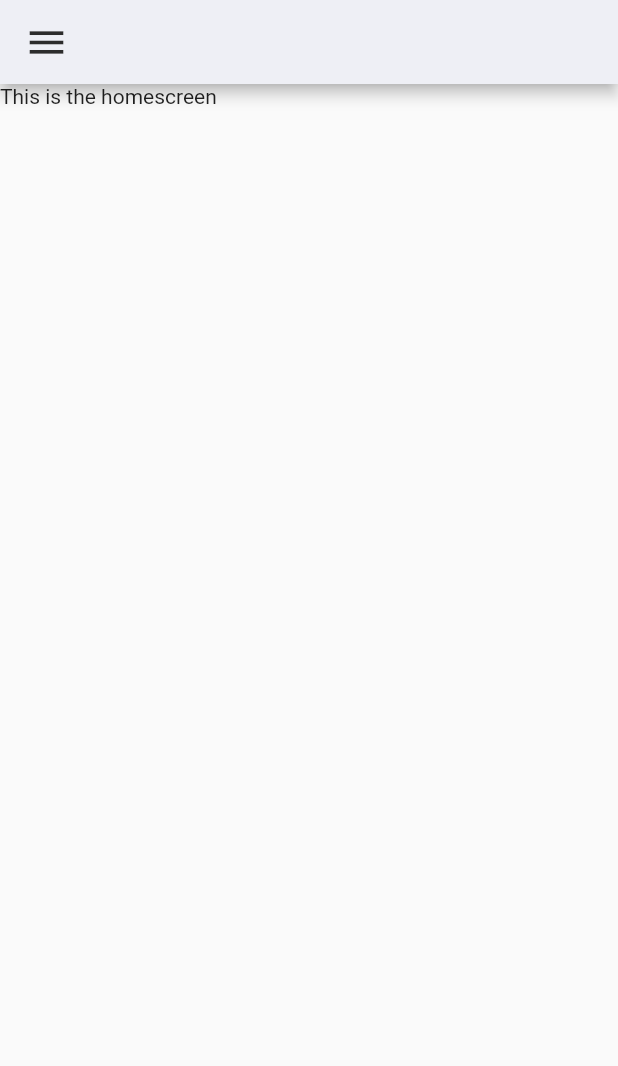
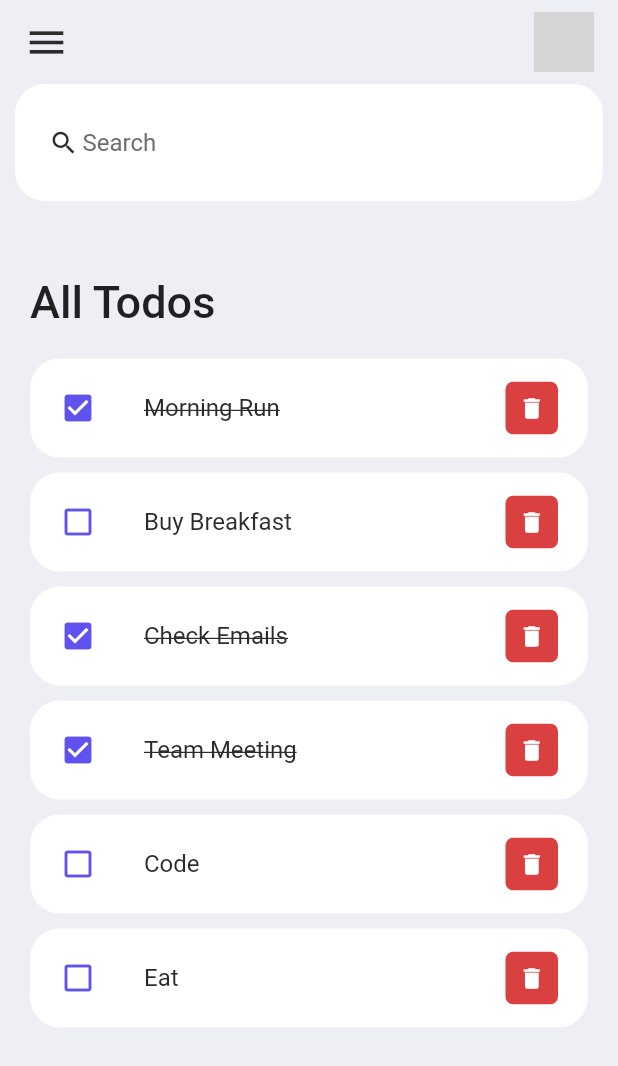
Before and after one commit to kithekadk/to-do-flutter, a Flutter app: the screen it shows after launch, on a phone screen of 412 x 824 dp. Shown: the top 1066 px of the screen. Run offline on Flutter 3.47's test engine with Material 2 defaults, Android fonts, the phone set to English and light mode, and no system bars; grey boxes are pictures that could not be loaded.

Commit message:
added models, and screens

```diff
--- a/lib/main.dart
+++ b/lib/main.dart
@@ -1,4 +1,5 @@
 import 'package:flutter/material.dart';
+import 'package:flutter/services.dart';
 import 'package:todo_flutter/screens/home.dart';
 
 void main() {
@@ -11,10 +12,12 @@ class MyApp extends StatelessWidget {
   // This widget is the root of your application.
   @override
   Widget build(BuildContext context) {
-    return const MaterialApp(
+    SystemChrome.setSystemUIOverlayStyle(
+        const SystemUiOverlayStyle(statusBarColor: Colors.transparent));//setting the phone nav color to match tha apps nav color
+    return MaterialApp(
       title: 'ToDo App',
-      home: Home()
-
+      home: Home(),
+      debugShowCheckedModeBanner: false,
     );
   }
 }
--- /dev/null
+++ b/lib/model/todo.dart
@@ -0,0 +1,22 @@
+class ToDo {
+  String? id;
+  String? description;
+  bool isDone;
+
+  ToDo({
+    required this.id,
+    required this.description,
+    this.isDone = false,
+  });
+
+  static List<ToDo> todoList() {
+    return [
+      ToDo(id: '01', description: 'Morning Run', isDone: true),
+      ToDo(id: '02', description: 'Buy Breakfast', ),
+      ToDo(id: '03', description: 'Check Emails', isDone: true),
+      ToDo(id: '04', description: 'Team Meeting', isDone: true),
+      ToDo(id: '05', description: 'Code',),
+      ToDo(id: '06', description: 'Eat',),
+    ];
+  }
+}
--- a/lib/screens/home.dart
+++ b/lib/screens/home.dart
@@ -1,32 +1,90 @@
 import 'package:flutter/material.dart';
 import 'package:todo_flutter/constants/colors.dart';
+import 'package:todo_flutter/model/todo.dart';
+import 'package:todo_flutter/widgets/todo_item.dart';
 
 class Home extends StatelessWidget {
-  const Home({super.key});
+  Home({super.key});
 
   @override
   Widget build(BuildContext context) {
     return Scaffold(
-      appBar: AppBar(
         backgroundColor: tdBGColor,
-        title: Row(children: const [
-          Icon(
+        appBar: _buildAppBar(),
+        body: Container(
+          padding: const EdgeInsets.symmetric(horizontal: 10),
+          child: Column(
+            children: [
+              searchBox(),
+              viewToDos(),
+            ],
+          ),
+        ));
+  }
+
+  AppBar _buildAppBar() {
+    return AppBar(
+      elevation: 0, //remove navbar shadow
+      backgroundColor: tdBGColor,
+      title: Row(mainAxisAlignment: MainAxisAlignment.spaceBetween, children: [
+        const Icon(
           Icons.menu,
-            color: tdBlack,size:30,
+          color: tdBlack,
+          size: 30,
         ),
+        // SETTING PROFILE PICTURE
         SizedBox(
           height: 40,
           width: 40,
-            child: ClipRect(
-              // child: Image.asset('/'),
+          child: ClipRRect(
+            borderRadius: BorderRadius.circular(20),
+            child: Image.asset('images/profile.jpg'),
           ),
         )
       ]),
-      ),
-      body: Container(
-        child: Text('This is the homescreen')
-      )
-
     );
   }
 }
+
+// This is the search box
+Widget searchBox() {
+  return Container(
+    padding: const EdgeInsets.symmetric(horizontal: 20, vertical: 15),
+    decoration: BoxDecoration(
+        color: Colors.white, borderRadius: BorderRadius.circular(20)),
+    child: const TextField(
+      decoration: InputDecoration(
+          contentPadding: EdgeInsets.all(10),
+          prefixIcon: Icon(
+            Icons.search,
+            color: tdBlack,
+            size: 20,
+          ),
+          prefixIconConstraints: BoxConstraints(maxHeight: 20, minWidth: 25),
+          border: InputBorder.none,
+          hintText: 'Search',
+          hintStyle: TextStyle(color: tdGrey)),
+    ),
+  );
+}
+
+Widget viewToDos() {
+  final todosList = ToDo.todoList();
+  return Expanded(
+    child: ListView(
+      padding: const EdgeInsets.all(10),
+      children: [
+        Container(
+          margin: const EdgeInsets.only(top: 40, bottom: 20),
+          child: const Text(
+            'All Todos',
+            style: TextStyle(fontSize: 30, fontWeight: FontWeight.w500),
+          ),
+        ),
+
+        for(ToDo mytodo in todosList)
+          TodoItem( todo: mytodo),
+      ],
+    ),
+  );
+}
--- /dev/null
+++ b/lib/widgets/todo_item.dart
@@ -0,0 +1,79 @@
+import 'package:flutter/material.dart';
+import 'package:todo_flutter/constants/colors.dart';
+import 'package:todo_flutter/model/todo.dart';
+
+class TodoItem extends StatelessWidget {
+  final ToDo todo;
+  const TodoItem({super.key, required this.todo});
+
+  @override
+  Widget build(BuildContext context) {
+    return Stack(
+      children: [
+        Container(
+            margin: const EdgeInsets.only(bottom: 10),
+            child: ListTile(
+                contentPadding:
+                    const EdgeInsets.symmetric(horizontal: 20, vertical: 5),
+                onTap: () {},
+                shape: RoundedRectangleBorder(
+                  borderRadius: BorderRadius.circular(20),
+                ),
+                tileColor: Colors.white,
+                leading: Icon(
+                  todo.isDone ? Icons.check_box : Icons.check_box_outline_blank,
+                  color: tdBlue),
+                title: Text(
+                  // 'Cleaning the house', //This was before i started using the model to view todos
+                  todo.description!,
+                  style: TextStyle(
+                      fontSize: 16,
+                      color: tdBlack,
+                      decoration: todo.isDone ? TextDecoration.lineThrough : null
+                  )),
+                trailing: Container(
+                  // padding: const EdgeInsets.all(10),
+                  // margin: const EdgeInsets.symmetric(vertical: 12.0),
+                  height: 35,
+                  width: 35,
+                  decoration: BoxDecoration(
+                      color: tdRed, borderRadius: BorderRadius.circular(5)),
+                  child: IconButton(
+                    icon: const Icon(Icons.delete),
+                    color: Colors.white,
+                    iconSize: 18,
+                    onPressed: () {},
+                  ),
+                )
+              )
+        ),
+
+        Align(
+          alignment: Alignment.bottomCenter,
+          child: Row(
+            children: [
+              Expanded(
+                child: Container(
+                  margin: const EdgeInsets.only(
+                    bottom: 20,
+                    right: 20,
+                    left: 20
+                  ),
+                  decoration: const BoxDecoration(
+                    color:Colors.white,
+                    // boxShadow: BoxShadow(
+                    //   color: Colors.grey,
+                    //   offset: Offset(0.0, 0.0),
+                    //   blurRadius: 10.0,
+                    //   spreadRadius: 0.0
+                    // )
+                  ),
+                )
+              )
+            ]
+          ),
+        )
+      ],
+    );
+  }
+}
```
Also changed, not shown: assets/images/profile.jpg (added), pubspec.lock. Lines whose indentation alone changed are shown as unchanged.
